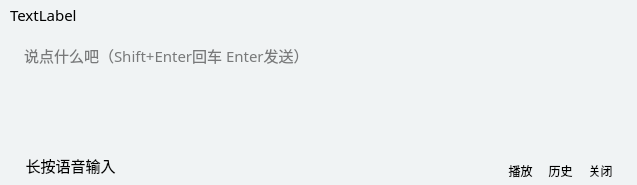
Before: the Qt Designer form LogGpt/galdialog.ui in log159/LogChat, drawn with Qt 5.
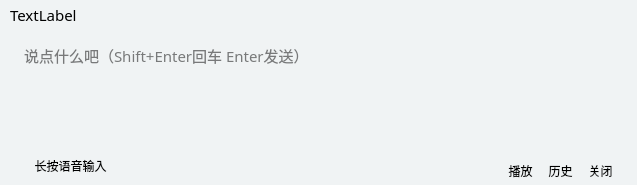
After: the same form once the commit is applied.

Commit message: [feat] 新增galdialog语音输入开关，如设置中关闭，就不会显示语音输入按钮

```diff
--- a/LogGpt/galdialog.ui
+++ b/LogGpt/galdialog.ui
@@ -181,6 +181,21 @@
      <height>31</height>
     </rect>
    </property>
+   <property name="styleSheet">
+    <string notr="true">QPushButton {
+    background-color:#F0F3F4 ;
+	font: 9pt ;
+    border: none;
+    border-radius: 6px;
+    padding: 0px 4px;
+}
+QPushButton:hover {
+    background-color: #FFFFFF ;
+}
+QPushButton:pressed {
+    background-color: 	#ECF0F1;
+}</string>
+   </property>
    <property name="text">
     <string>长按语音输入</string>
    </property>
```
The commit also changes 4 other files.
